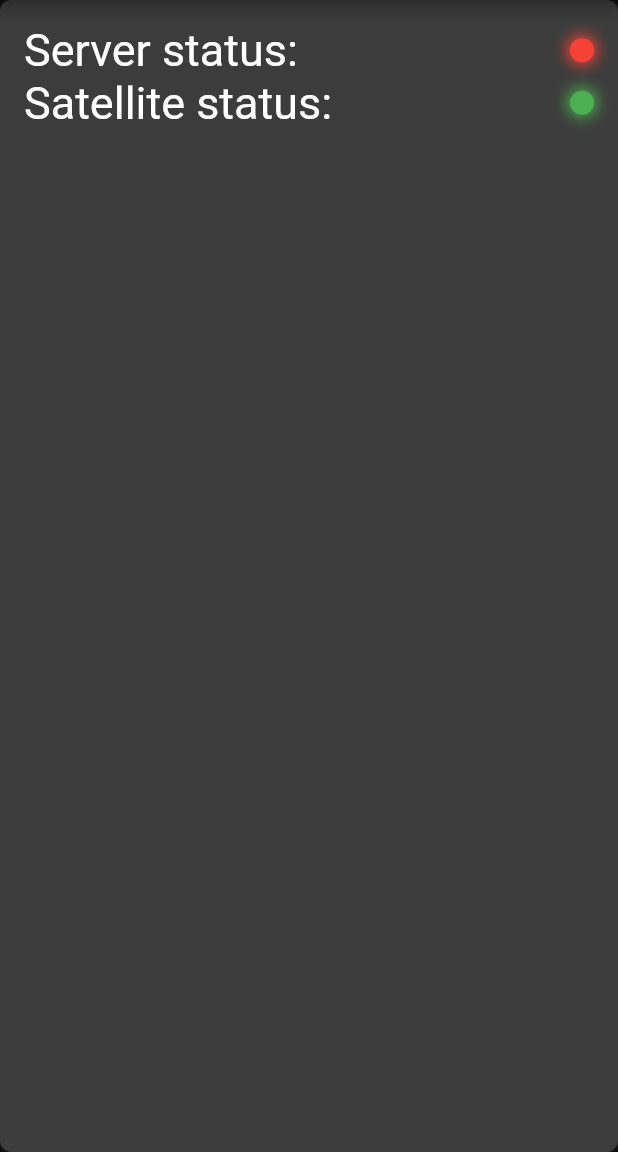
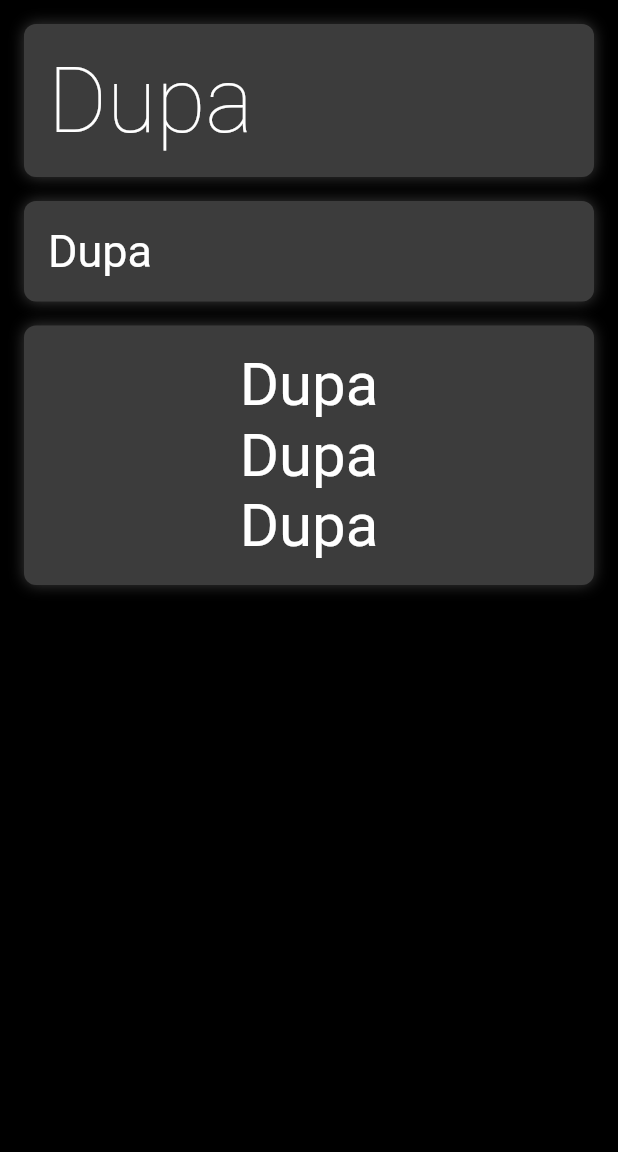
Before and after one commit to TinXsat/Tinx-Frontend, a Flutter app: the screen it shows after launch, on a phone screen of 412 x 824 dp, the part 84-1236 px from its top. Run offline on Flutter 3.47's test engine with Material 2 defaults, Android fonts, the phone set to English and light mode, and no system bars.

Commit message:
Add this cool library to handle multiple cards responsively

```diff
--- a/lib/pages/home_page/home_page.dart
+++ b/lib/pages/home_page/home_page.dart
@@ -1,5 +1,6 @@
 import 'package:flutter/material.dart';
 import 'package:flutter/rendering.dart';
+import 'package:flutter_staggered_grid_view/flutter_staggered_grid_view.dart';
 
 class HomePage extends StatefulWidget {
   @override
@@ -49,32 +50,37 @@ class _HomePageState extends State<HomePage> {
           ],
         ),
       ),
-      body: Center(
-        child: Container(
-          child: NiceRectangle(
-            color: theme.colorScheme.background,
-            child: ListView(
-              children: [
-                Row(
-                  mainAxisAlignment: MainAxisAlignment.spaceBetween,
+      body: Container(
+        padding: EdgeInsets.all(16),
+        child: StaggeredGridView.count(
+          crossAxisCount:
+              (MediaQuery.of(context).size.width / 450).round().clamp(1, 30),
+          mainAxisSpacing: 16,
+          crossAxisSpacing: 16,
+          children: [
+            NiceRectangle(
+              color: theme.backgroundColor,
+              child: Text('Dupa', style: theme.textTheme.headline1),
+            ),
+            NiceRectangle(
+              color: theme.backgroundColor,
+              child: Text('Dupa', style: theme.textTheme.headline4),
+            ),
+            NiceRectangle(
+                color: theme.backgroundColor,
+                child: Column(
                   children: [
-                    Text(
-                      'Server status:',
-                      style: theme.textTheme.headline4,
-                    ),
-                    FuckingDot(color: Colors.red),
+                    Text('Dupa', style: theme.textTheme.headline3),
+                    Text('Dupa', style: theme.textTheme.headline3),
+                    Text('Dupa', style: theme.textTheme.headline3),
                   ],
-                ),
-                Row(
-                  mainAxisAlignment: MainAxisAlignment.spaceBetween,
-                  children: [
-                    Text('Satellite status:', style: theme.textTheme.headline4),
-                    FuckingDot(color: Colors.green),
-                  ],
-                ),
-              ],
-            ),
-          ),
+                )),
+          ],
+          staggeredTiles: [
+            StaggeredTile.fit(1),
+            StaggeredTile.fit(1),
+            StaggeredTile.fit(1),
+          ],
         ),
       ),
     );
--- a/pubspec.yaml
+++ b/pubspec.yaml
@@ -24,10 +24,9 @@ dependencies:
   flutter:
     sdk: flutter
 
-
-  # The following adds the Cupertino Icons font to your application.
-  # Use with the CupertinoIcons class for iOS style icons.
+  # UI stuff
   cupertino_icons: ^1.0.0
+  flutter_staggered_grid_view: ^0.3.2
 
 dev_dependencies:
   flutter_test:
```
Also changed, not shown: pubspec.lock.
